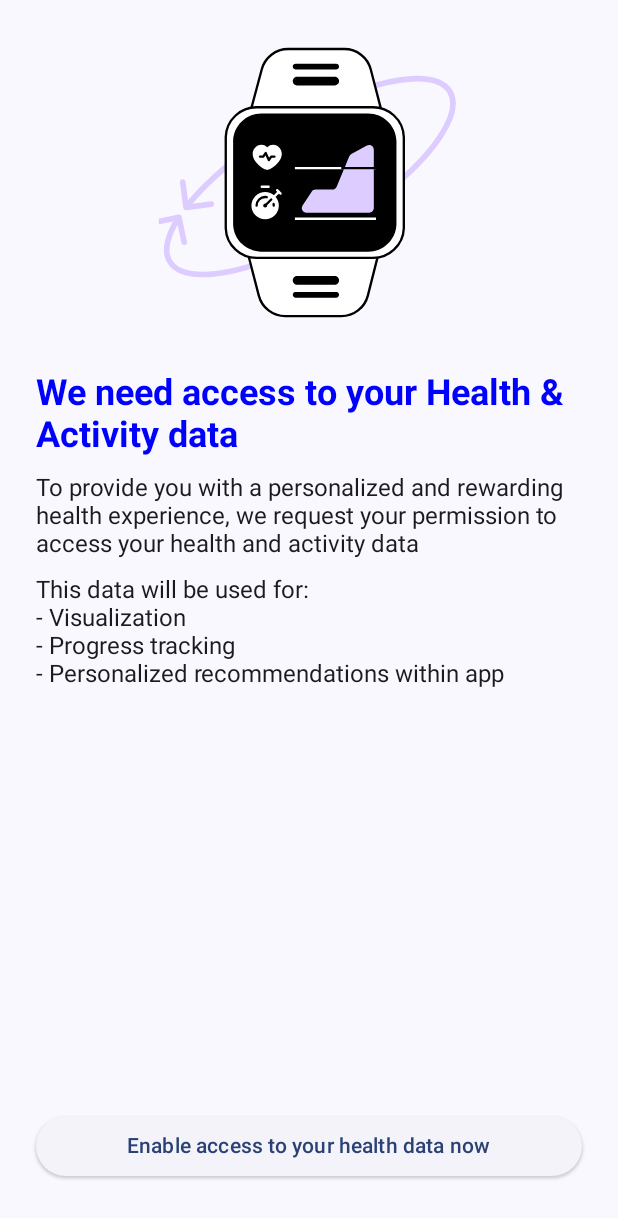
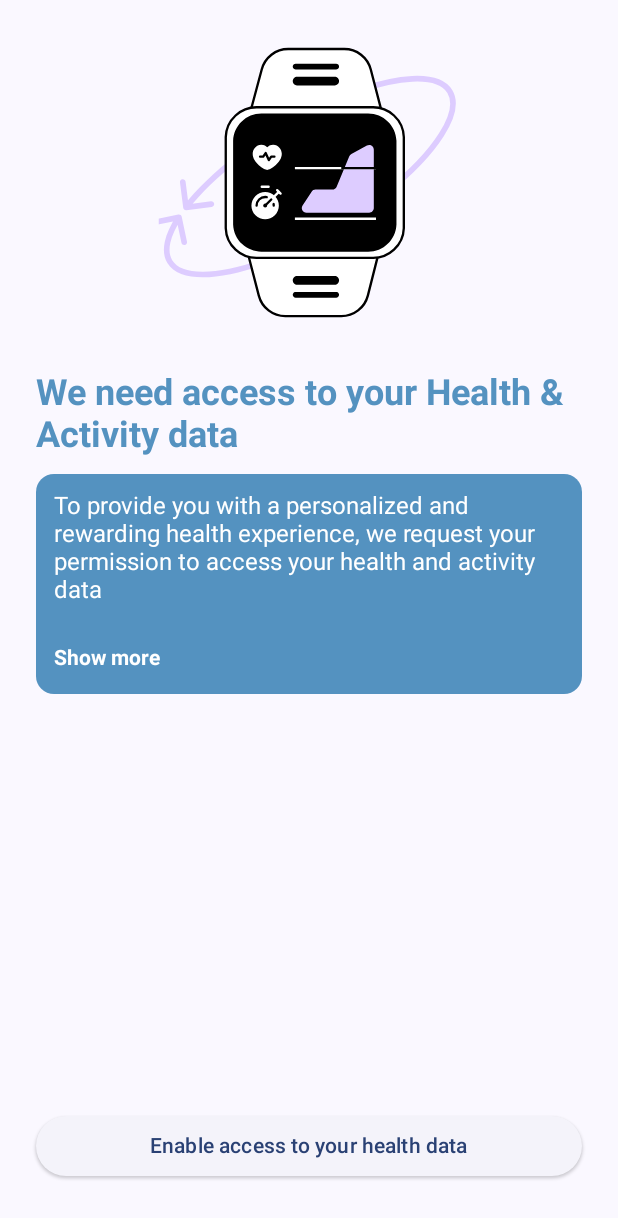
Before and after one commit to dgozhenko/HealthDataDemo, an Android app built with Jetpack Compose: the screen it shows after launch (MainActivity), on a phone screen of 412 x 824 dp. Shown: the top 1218 px of the screen. Run offline under Robolectric (Android 15) with nearby library versions, the phone set to English and light mode, and no system bars; our stand-ins replace Dagger/Hilt's generated code; libraries missing offline, so code that uses them is left out: androidx.health.connect; 1 statement that could not run was skipped.

Commit message:
Update welcome screen

```diff
--- a/app/src/main/java/com/dhozhenkohealthdatademo/presentation/welcome/WelcomeScreen.kt
+++ b/app/src/main/java/com/dhozhenkohealthdatademo/presentation/welcome/WelcomeScreen.kt
@@ -1,6 +1,7 @@
 package com.dhozhenkohealthdatademo.presentation.welcome
 
 import android.content.Intent
+import androidx.compose.animation.AnimatedVisibility
 import androidx.compose.foundation.Image
 import androidx.compose.foundation.layout.Arrangement
 import androidx.compose.foundation.layout.Column
@@ -9,11 +10,18 @@ import androidx.compose.foundation.layout.fillMaxSize
 import androidx.compose.foundation.layout.fillMaxWidth
 import androidx.compose.foundation.layout.height
 import androidx.compose.foundation.layout.padding
+import androidx.compose.material3.Card
+import androidx.compose.material3.CardDefaults
 import androidx.compose.material3.ElevatedButton
 import androidx.compose.material3.Scaffold
 import androidx.compose.material3.Text
+import androidx.compose.material3.TextButton
 import androidx.compose.runtime.Composable
+import androidx.compose.runtime.getValue
+import androidx.compose.runtime.mutableStateOf
+import androidx.compose.runtime.remember
 import androidx.compose.runtime.rememberCoroutineScope
+import androidx.compose.runtime.setValue
 import androidx.compose.ui.Alignment
 import androidx.compose.ui.Modifier
 import androidx.compose.ui.graphics.Color
@@ -36,6 +44,7 @@ import com.dhozhenkohealthdatademo.HEALTH_CONNECT_SETTINGS_ACTION
 import com.dhozhenkohealthdatademo.R
 import com.dhozhenkohealthdatademo.data.manager.HealthConnectManager
 import com.dhozhenkohealthdatademo.domain.navigation.NavigationRoute
+import com.dhozhenkohealthdatademo.ui.theme.MainColor
 import com.dhozhenkohealthdatademo.util.OnLifecycleEvent
 import kotlinx.coroutines.launch
 
@@ -46,6 +55,9 @@ fun WelcomeScreen(
 
     val activity = LocalContext.current
     val scope = rememberCoroutineScope()
+    var isShowMoreVisible by remember {
+        mutableStateOf(false)
+    }
 
     OnLifecycleEvent { _, event ->
         when (event) {
@@ -69,7 +81,7 @@ fun WelcomeScreen(
 
     Scaffold(modifier = Modifier.fillMaxSize()) { scaffoldPadding ->
         Column(
-            verticalArrangement = Arrangement.Top,
+            verticalArrangement = Arrangement.Center,
             horizontalAlignment = Alignment.CenterHorizontally,
             modifier = Modifier
                 .fillMaxSize()
@@ -84,20 +96,35 @@ fun WelcomeScreen(
             Spacer(modifier = Modifier.height(24.dp))
             Text(
                 text = stringResource(R.string.welcome_title), style = TextStyle(
-                    fontSize = 24.sp, fontWeight = FontWeight.Bold, color = Color.Blue
+                    fontSize = 24.sp, fontWeight = FontWeight.Bold, color = MainColor
                 )
             )
             Spacer(modifier = Modifier.height(12.dp))
-            Text(
-                text = stringResource(R.string.welcome_detail), style = TextStyle(fontSize = 16.sp)
-            )
-            Spacer(modifier = Modifier.height(12.dp))
-            Text(
-                text = stringResource(R.string.welcome_features_list),
-                style = TextStyle(fontSize = 16.sp),
-                modifier = Modifier.fillMaxWidth()
-            )
+            Card(
+                colors = CardDefaults.cardColors(
+                    containerColor = MainColor
+                ), modifier = Modifier
 
+            ) {
+                Text(
+                    text = stringResource(R.string.welcome_detail),
+                    style = TextStyle(fontSize = 16.sp, color = Color.White),
+                    modifier = Modifier.padding(12.dp)
+                )
+                TextButton(onClick = { isShowMoreVisible = !isShowMoreVisible }) {
+                    Text(text = if (isShowMoreVisible) "Show less" else "Show more", style = TextStyle(fontWeight = FontWeight.Bold, color = Color.White))
+                }
+
+                AnimatedVisibility(visible = isShowMoreVisible) {
+                    Column {
+                        Text(
+                            text = stringResource(R.string.welcome_features_list),
+                            style = TextStyle(fontSize = 16.sp, color = Color.White),
+                            modifier = Modifier.fillMaxWidth().padding(12.dp)
+                        )
+                    }
+                }
+            }
             Spacer(modifier = Modifier.weight(1f))
 
             Spacer(modifier = Modifier.height(12.dp))
@@ -107,7 +134,7 @@ fun WelcomeScreen(
                 settingsIntent.action = HEALTH_CONNECT_SETTINGS_ACTION
                 activity.startActivity(settingsIntent)
             }, modifier = Modifier.fillMaxWidth()) {
-                Text(text = "Enable access to your health data now")
+                Text(text = "Enable access to your health data")
             }
             Spacer(modifier = Modifier.height(36.dp))
         }
```
